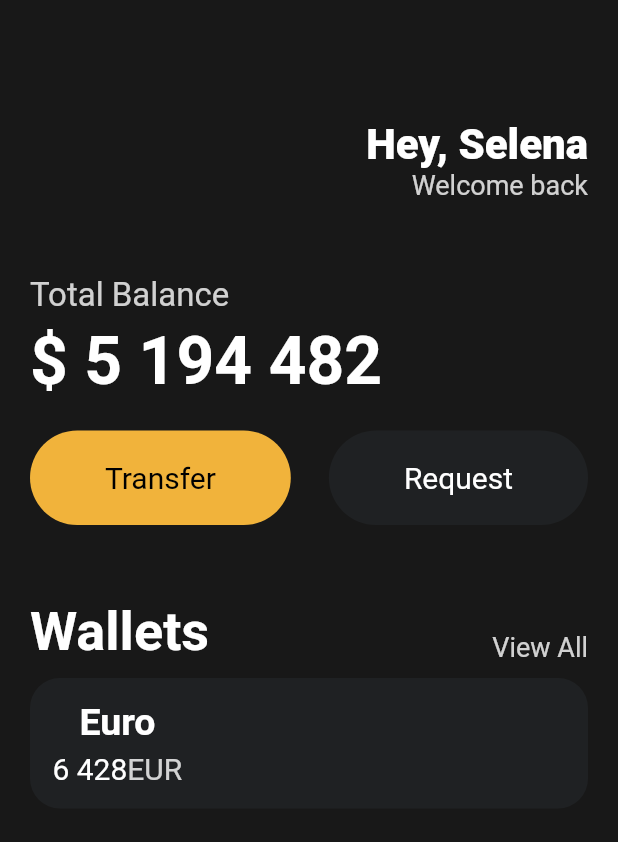
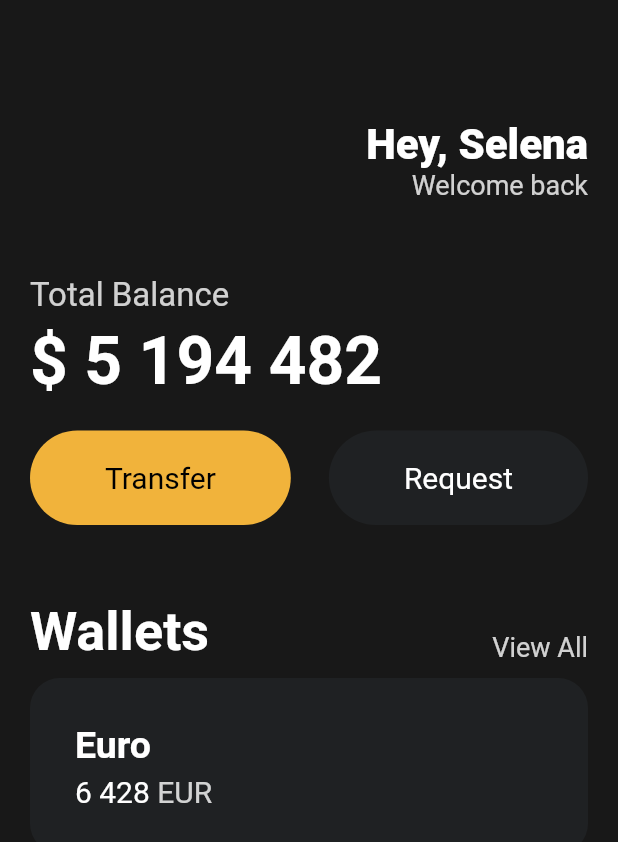
Before and after one commit to kimgeuntae/mobile_wallet, a Flutter app: the screen it shows after launch, on a phone screen of 412 x 824 dp. Shown: the top 842 px of the screen. Run offline on Flutter 3.47's test engine with Material 2 defaults, Android fonts, the light colour scheme and no system bars.

Commit message:
Add: 카드 내용 디자인

```diff
--- a/lib/main.dart
+++ b/lib/main.dart
@@ -127,10 +127,12 @@ class MyApp extends StatelessWidget {
                   borderRadius: BorderRadius.circular(20),
                 ),
                 child: Padding(
-                  padding: const EdgeInsets.all(15),
+                  padding: const EdgeInsets.all(30),
                   child: Row(
                     children: [
+                      // 카드 내용
                       Column(
+                        crossAxisAlignment: CrossAxisAlignment.start,
                         children: [
                           const Text(
                             'Euro',
@@ -151,6 +153,9 @@ class MyApp extends StatelessWidget {
                                   color: Colors.white,
                                   fontSize: 20,
                                 ),
+                              ),
+                              const SizedBox(
+                                width: 5,
                               ),
                               Text(
                                 'EUR',
```
